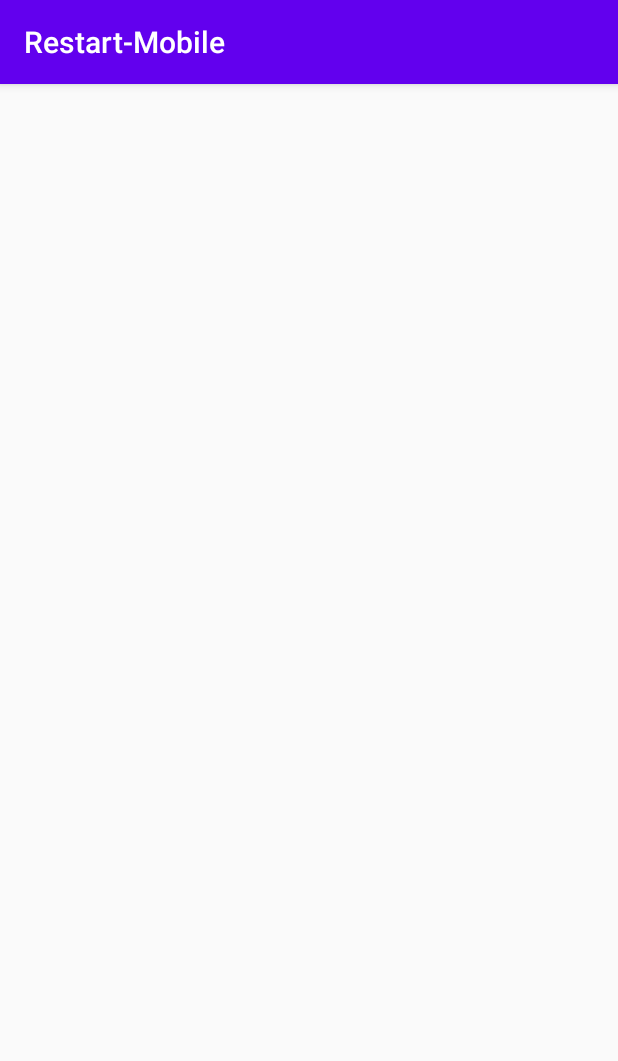
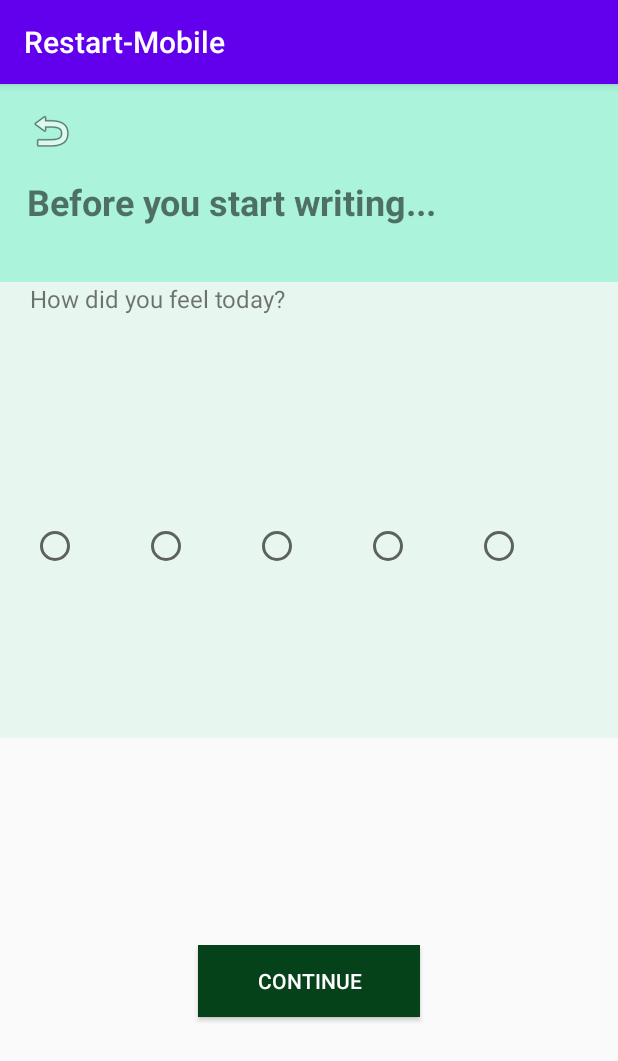
Before and after one commit to Harikoa/Restart, an Android app: the MoodTracker screen opened directly, with no data from a screen before it, on a phone screen of 412 x 824 dp. Shown: the top 1061 px of the screen. Run offline under Robolectric (Android 15) with nearby library versions, the phone set to English and light mode, and no system bars.

Commit message:
mood tracker

```diff
--- a/Restart-MobDev/app/src/main/res/layout/mood_tracker.xml
+++ b/Restart-MobDev/app/src/main/res/layout/mood_tracker.xml
@@ -4,6 +4,162 @@
     xmlns:tools="http://schemas.android.com/tools"
     android:layout_width="match_parent"
     android:layout_height="match_parent"
-    tools:context=".MoodTracker">
+    android:layout_gravity="right"
+    tools:context=".Journal">
+
+    <LinearLayout
+        android:layout_width="match_parent"
+        android:layout_height="match_parent"
+        android:orientation="vertical"
+        app:layout_constraintBottom_toBottomOf="parent"
+        app:layout_constraintEnd_toEndOf="parent"
+        app:layout_constraintStart_toStartOf="parent"
+        app:layout_constraintTop_toTopOf="parent">
+
+        <LinearLayout
+            android:layout_width="match_parent"
+            android:layout_height="62dp"
+            android:background="#ABF3DA"
+            android:orientation="horizontal">
+
+            <ImageButton
+                android:id="@+id/imageButton"
+                android:layout_width="67dp"
+                android:layout_height="match_parent"
+                android:background="#ABF3DA"
+                app:srcCompat="@android:drawable/ic_menu_revert"
+                tools:ignore="SpeakableTextPresentCheck" />
+
+            <TextView
+                android:id="@+id/textView"
+                android:layout_width="90dp"
+                android:layout_height="match_parent"
+                android:layout_weight="1"
+                android:background="#ABF3DA" />
+
+        </LinearLayout>
+
+        <TextView
+            android:id="@+id/textView4"
+            android:layout_width="match_parent"
+            android:layout_height="70dp"
+            android:background="#ABF3DA"
+            android:text="   Before you start writing..."
+            android:textSize="24sp"
+            android:textStyle="bold" />
+
+        <LinearLayout
+            android:layout_width="match_parent"
+            android:layout_height="304dp"
+            android:background="#E8F6F0"
+            android:orientation="vertical">
+
+            <TextView
+                android:id="@+id/textView2"
+                android:layout_width="match_parent"
+                android:layout_height="65dp"
+                android:text="     How did you feel today?"
+                android:textSize="16sp" />
+
+            <LinearLayout
+                android:layout_width="match_parent"
+                android:layout_height="76dp"
+                android:gravity="center"
+                android:orientation="horizontal">
+
+                <ImageView
+                    android:id="@+id/imageView"
+                    android:layout_width="74dp"
+                    android:layout_height="wrap_content"
+                    tools:srcCompat="@tools:sample/avatars" />
+
+                <ImageView
+                    android:id="@+id/imageView2"
+                    android:layout_width="74dp"
+                    android:layout_height="wrap_content"
+                    tools:srcCompat="@tools:sample/avatars" />
+
+                <ImageView
+                    android:id="@+id/imageView4"
+                    android:layout_width="74dp"
+                    android:layout_height="wrap_content"
+                    tools:srcCompat="@tools:sample/avatars" />
+
+                <ImageView
+                    android:id="@+id/imageView5"
+                    android:layout_width="74dp"
+                    android:layout_height="wrap_content"
+                    tools:srcCompat="@tools:sample/avatars" />
+
+                <ImageView
+                    android:id="@+id/imageView6"
+                    android:layout_width="74dp"
+                    android:layout_height="wrap_content"
+                    tools:srcCompat="@tools:sample/avatars" />
+
+            </LinearLayout>
+
+            <LinearLayout
+                android:layout_width="match_parent"
+                android:layout_height="70dp"
+                android:layout_gravity="center"
+                android:gravity="center"
+                android:orientation="horizontal">
+
+                <RadioButton
+                    android:id="@+id/rbtn1"
+                    android:layout_width="74dp"
+                    android:layout_height="match_parent"
+                    android:textAlignment="center" />
+
+                <RadioButton
+                    android:id="@+id/rbtn2"
+                    android:layout_width="74dp"
+                    android:layout_height="match_parent"
+                    android:textAlignment="center" />
+
+                <RadioButton
+                    android:id="@+id/rbtn3"
+                    android:layout_width="74dp"
+                    android:layout_height="match_parent"
+                    android:textAlignment="center" />
+
+                <RadioButton
+                    android:id="@+id/rbtn4"
+                    android:layout_width="74dp"
+                    android:layout_height="match_parent"
+                    android:textAlignment="center" />
+
+                <RadioButton
+                    android:id="@+id/rbtn5"
+                    android:layout_width="74dp"
+                    android:layout_height="match_parent"
+                    android:textAlignment="center" />
+
+            </LinearLayout>
+
+        </LinearLayout>
+
+        <LinearLayout
+            android:layout_width="match_parent"
+            android:layout_height="138dp"
+            android:orientation="vertical"></LinearLayout>
+
+        <LinearLayout
+            android:layout_width="match_parent"
+            android:layout_height="match_parent"
+            android:orientation="vertical">
+
+            <Button
+                android:id="@+id/button4"
+                android:layout_width="148dp"
+                android:layout_height="wrap_content"
+                android:layout_gravity="center"
+                android:background="#064219"
+                android:text="Continue"
+                android:textColor="@color/white" />
+        </LinearLayout>
+
+    </LinearLayout>
 
 </androidx.constraintlayout.widget.ConstraintLayout>
```
